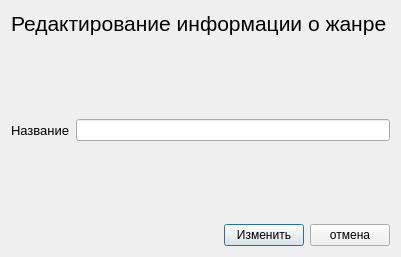
This is book_change_genre_dialog.ui in Charmpy/library-project as Qt 5 draws it before an edit. The edited form follows.
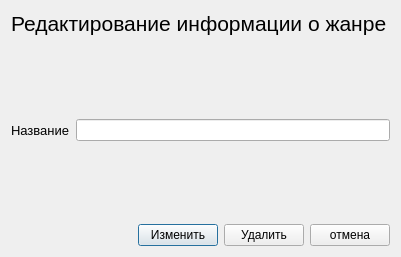
This is the edited form.

Commit message: 16.11.2020 BookWidget(ready) beginning UsersWidget

```diff
--- a/book_change_genre_dialog.ui
+++ b/book_change_genre_dialog.ui
@@ -112,6 +112,13 @@
        </property>
       </widget>
      </item>
+     <item>
+      <widget class="QPushButton" name="delete_btn">
+       <property name="text">
+        <string>Удалить</string>
+       </property>
+      </widget>
+     </item>
      <item>
       <widget class="QPushButton" name="cancel_btn">
        <property name="text">
```
The commit also changes 6 other files.
